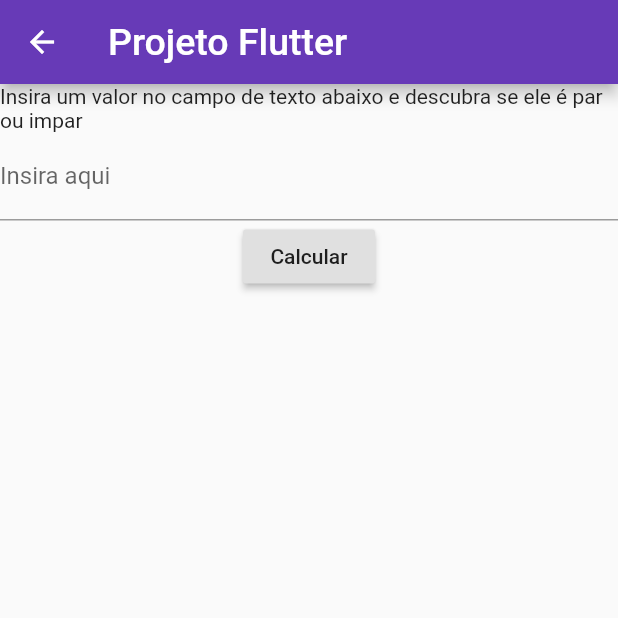
After one commit to Rafel460/Projeto-Flutter, a Flutter app: the ParImpar screen opened directly, after a tap on "Calcular", on a phone screen of 412 x 824 dp, the top half of it. The commit adds this screen. Run offline on Flutter 3.47's test engine with Material 2 defaults, Android fonts, the phone set to English and light mode, and no system bars; network calls fail.

Commit message:
Versao com algoritmo

```diff
--- /dev/null
+++ b/lib/algoritmo/exercicios/par_impar.dart
@@ -0,0 +1,73 @@
+import 'package:flutter/material.dart';
+
+class ParImpar extends StatefulWidget {
+  @override
+  _ParImparState createState() => _ParImparState();
+}
+
+class _ParImparState extends State<ParImpar> {
+  @override
+  int variavel;
+  bool status;
+  TextEditingController campo1 = new TextEditingController();
+  mostrarResultado(status){
+    if(status == true){
+       AlertDialog alerta = new AlertDialog(
+          content: Container(
+            height: 100,
+            child: Column(children: <Widget>[
+              Center(child: Text("Resultado => $variavel É Par", style: TextStyle(fontSize: 20.0)),),
+              OutlineButton(child: Text("Ok"),onPressed: (){Navigator.pop(context);},)
+            ],)
+          )
+        );
+        showDialog(context: context, builder: (context) => alerta);
+    }else{
+       AlertDialog alerta = new AlertDialog(
+          content: Container(
+            height: 100,
+            child: Column(children: <Widget>[
+              Center(child: Text("Resultado => $variavel É Impar", style: TextStyle(fontSize: 20.0)),),
+              OutlineButton(child: Text("Ok"),onPressed: (){Navigator.pop(context);},)
+            ],)
+          )
+        );
+        showDialog(context: context, builder: (context) => alerta);
+    }
+  }
+  calcularPar(valor){
+    if(valor % 2 == 0){
+      print("Par");
+      status = true;
+      mostrarResultado(status);
+    }else{
+      print("É impar");
+      status = false;
+      mostrarResultado(status);
+    }
+  }
+  Widget build(BuildContext context) {
+    return Scaffold(
+      appBar: AppBar(
+        backgroundColor: Colors.deepPurple,
+        title: Text("Projeto Flutter", style: TextStyle(fontSize: 25.0),),
+      ),
+      body:
+      Column(
+        children: <Widget>[
+        Container(child: Center(child: Text("Insira um valor no campo de texto abaixo e descubra se ele é par ou impar"),)),
+        TextField(
+          decoration: InputDecoration(labelText: "Insira aqui", hintText: "numeros de 0...infinito"),
+          controller: campo1,
+          keyboardType: TextInputType.number,
+        ),
+        RaisedButton(child: Text("Calcular"), onPressed: (){
+          setState((){
+            variavel = int.parse(campo1.text);
+            calcularPar(variavel);
+          });
+        },)
+      ],)
+    );
+  }
+}
--- a/lib/main.dart
+++ b/lib/main.dart
@@ -37,7 +37,9 @@ class _ProjetoFlutterState extends State<ProjetoFlutter> {
                ListTile(
                  title: Text("JoaozinhoGameplays RJ", style: TextStyle(color: Colors.white, fontSize: 15.0),),
                  subtitle: Text("joaozingameplais@brabor"),
-                 trailing: IconButton(icon: Icon(Icons.arrow_downward, size: 20, color: Colors.white),onPressed: (){print("oiiiii");},)
+                 trailing: IconButton(icon: Icon(Icons.arrow_downward, size: 20, color: Colors.white),onPressed: (){
+
+                 },)
                ),],
              ))
             ),
```
Also changed, not shown: lib/algoritmo/exercicios/celsius_farenheit.dart (added, +53 -0 lines), lib/algoritmo/exercicios_principal.dart (+5 -2 lines), lib/seguindo.dart (+0 -23 lines).
